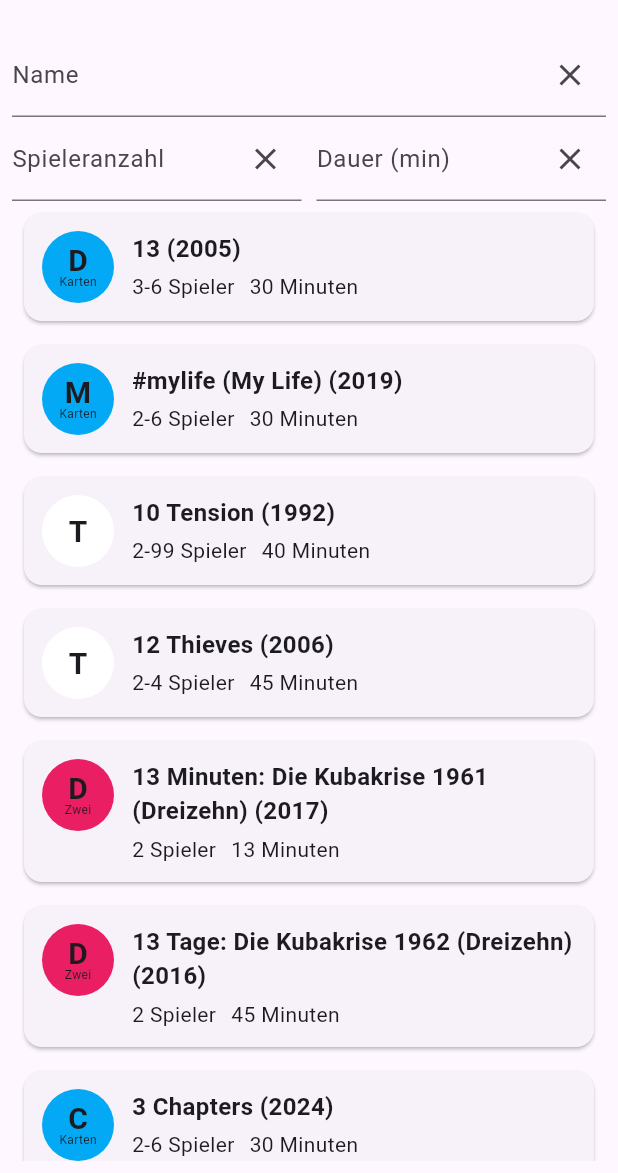
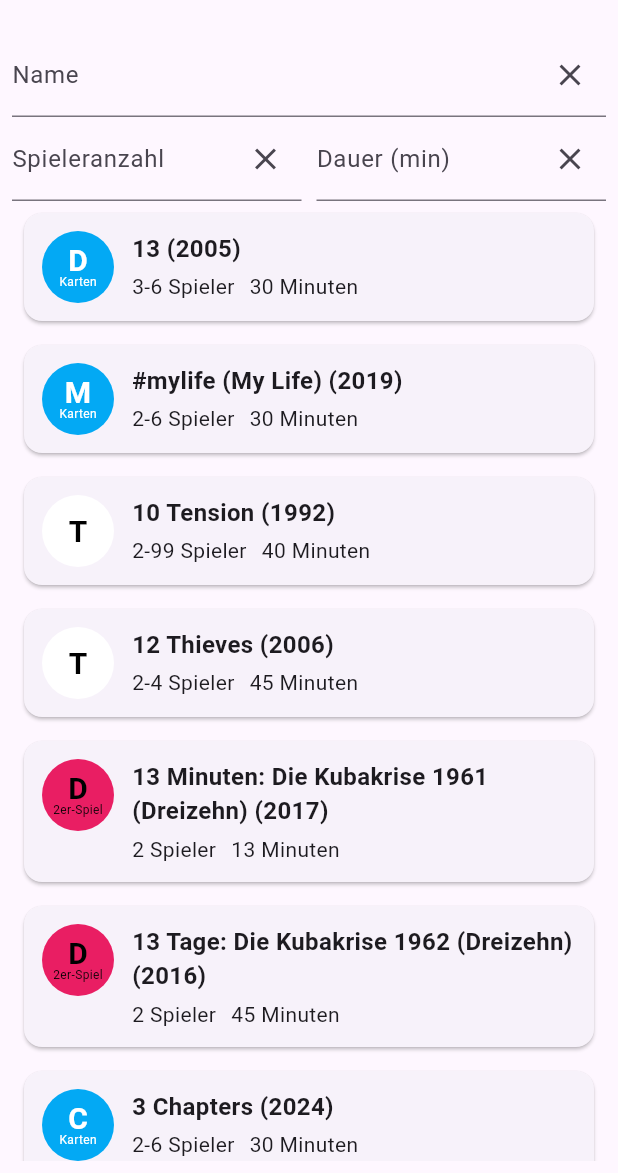
Before and after one commit to KiraResari/spielwiesn_spielothek, a Flutter app: the screen it shows after launch, on a phone screen of 412 x 824 dp, the part 63-1236 px from its top. Run offline on Flutter 3.47's test engine with Material 3 defaults, Android fonts, the phone set to English and light mode, and no system bars.

Commit message:
Refined game stickers

```diff
--- a/lib/game/csv_game_respository.dart
+++ b/lib/game/csv_game_respository.dart
@@ -6,7 +6,7 @@ import 'package:flutter/services.dart';
 import 'game.dart';
 import 'game_category.dart';
 import 'game_repository.dart';
-import 'inventory_type.dart';
+import 'sticker_type.dart';
 import 'material_type.dart';
 
 class CsvGameRepository implements GameRepository {
@@ -25,8 +25,8 @@ class CsvGameRepository implements GameRepository {
       return Game(
         name: values[0],
         copiesOwned: int.tryParse(values[1]) ?? 0,
-        inventoryLetter: values[2],
-        inventoryType: InventoryType.fromName(values[3]),
+        stickerLetter: values[2],
+        stickerType: StickerType.fromName(values[3]),
         category: GameCategory.fromName(values[3]),
         materialType: MaterialType.fromName(values[3]),
         rating: double.tryParse(values[6]) ?? 0.0,
--- a/lib/game/game.dart
+++ b/lib/game/game.dart
@@ -1,12 +1,12 @@
 import 'game_category.dart';
-import 'inventory_type.dart';
+import 'sticker_type.dart';
 import 'material_type.dart';
 
 class Game {
   final String name;
   final int copiesOwned;
-  final String inventoryLetter;
-  final InventoryType inventoryType;
+  final String stickerLetter;
+  final StickerType stickerType;
   final GameCategory category;
   final MaterialType materialType;
   final double rating;
@@ -25,8 +25,8 @@ class Game {
   Game({
     required this.name,
     required this.copiesOwned,
-    required this.inventoryLetter,
-    required this.inventoryType,
+    required this.stickerLetter,
+    required this.stickerType,
     required this.category,
     required this.materialType,
     required this.rating,
--- a/lib/game/inventory_type.dart
+++ /dev/null
@@ -1,21 +0,0 @@
-import 'package:flutter/material.dart';
-
-enum InventoryType {
-  unknown(name: "Unbekannt", stickerColor: Colors.white),
-  cards(name: "Karten", stickerColor: Colors.lightBlue),
-  child(name: "Kind", stickerColor: Colors.yellow),
-  normal(name: "Normal", stickerColor: Colors.white),
-  two(name: "Zwei", stickerColor: Colors.pink);
-
-  final String name;
-  final Color stickerColor;
-
-  const InventoryType({required this.name, required this.stickerColor});
-
-  factory InventoryType.fromName(String name){
-    return values.firstWhere(
-          (e) => e.name.toLowerCase() == name.toLowerCase(),
-      orElse: () => unknown,
-    );
-  }
-}
--- /dev/null
+++ b/lib/game/sticker_type.dart
@@ -0,0 +1,33 @@
+import 'package:flutter/material.dart';
+
+enum StickerType {
+  unknown(name: "Unbekannt", stickerColor: Colors.white),
+  cards(
+    name: "Karten",
+    displayName: "Karten",
+    stickerColor: Colors.lightBlue,
+    fontColor: Colors.white,
+  ),
+  child(name: "Kind", displayName: "Kind", stickerColor: Colors.yellow),
+  normal(name: "Normal", stickerColor: Colors.white),
+  two(name: "Zwei", displayName: "2er-Spiel", stickerColor: Colors.pink);
+
+  final String name;
+  final String displayName;
+  final Color stickerColor;
+  final Color fontColor;
+
+  const StickerType({
+    required this.name,
+    this.displayName = "",
+    required this.stickerColor,
+    this.fontColor = Colors.black,
+  });
+
+  factory StickerType.fromName(String name) {
+    return values.firstWhere(
+      (e) => e.name.toLowerCase() == name.toLowerCase(),
+      orElse: () => unknown,
+    );
+  }
+}
--- a/lib/game_list_view/game_card.dart
+++ b/lib/game_list_view/game_card.dart
@@ -18,8 +18,8 @@ class GameCard extends StatelessWidget {
           crossAxisAlignment: CrossAxisAlignment.start,
           children: [
             GameSticker(
-              inventoryLetter: game.inventoryLetter,
-              inventoryType: game.inventoryType,
+              inventoryLetter: game.stickerLetter,
+              stickerType: game.stickerType,
             ),
             const SizedBox(width: 12),
             Expanded(
--- a/lib/game_list_view/game_sticker.dart
+++ b/lib/game_list_view/game_sticker.dart
@@ -1,21 +1,16 @@
 import 'package:flutter/material.dart';
 
-import '../game/inventory_type.dart';
+import '../game/sticker_type.dart';
 
 class GameSticker extends StatelessWidget {
   final String inventoryLetter;
-  final InventoryType inventoryType;
+  final StickerType stickerType;
 
   const GameSticker({
     super.key,
     required this.inventoryLetter,
-    required this.inventoryType,
+    required this.stickerType,
   });
-
-  bool get _showLabel =>
-      inventoryType == InventoryType.cards ||
-      inventoryType == InventoryType.child ||
-      inventoryType == InventoryType.two;
 
   @override
   Widget build(BuildContext context) {
@@ -27,25 +22,27 @@ class GameSticker extends StatelessWidget {
         children: [
           CircleAvatar(
             radius: 24,
-            backgroundColor: inventoryType.stickerColor,
+            backgroundColor: stickerType.stickerColor,
           ),
           Column(
             mainAxisSize: MainAxisSize.min,
             children: [
               Text(
                 inventoryLetter,
-                style: const TextStyle(
+                style: TextStyle(
                   fontSize: 20,
                   fontWeight: FontWeight.bold,
                   height: 1,
+                  color: stickerType.fontColor,
                 ),
               ),
-              if (_showLabel)
+              if (stickerType.displayName.isNotEmpty)
                 Text(
-                  inventoryType.name,
-                  style: const TextStyle(
+                  stickerType.displayName,
+                  style: TextStyle(
                     fontSize: 8,
                     height: 1.1,
+                    color: stickerType.fontColor,
                   ),
                 ),
             ],
```
Also changed, not shown: 1 other file.
